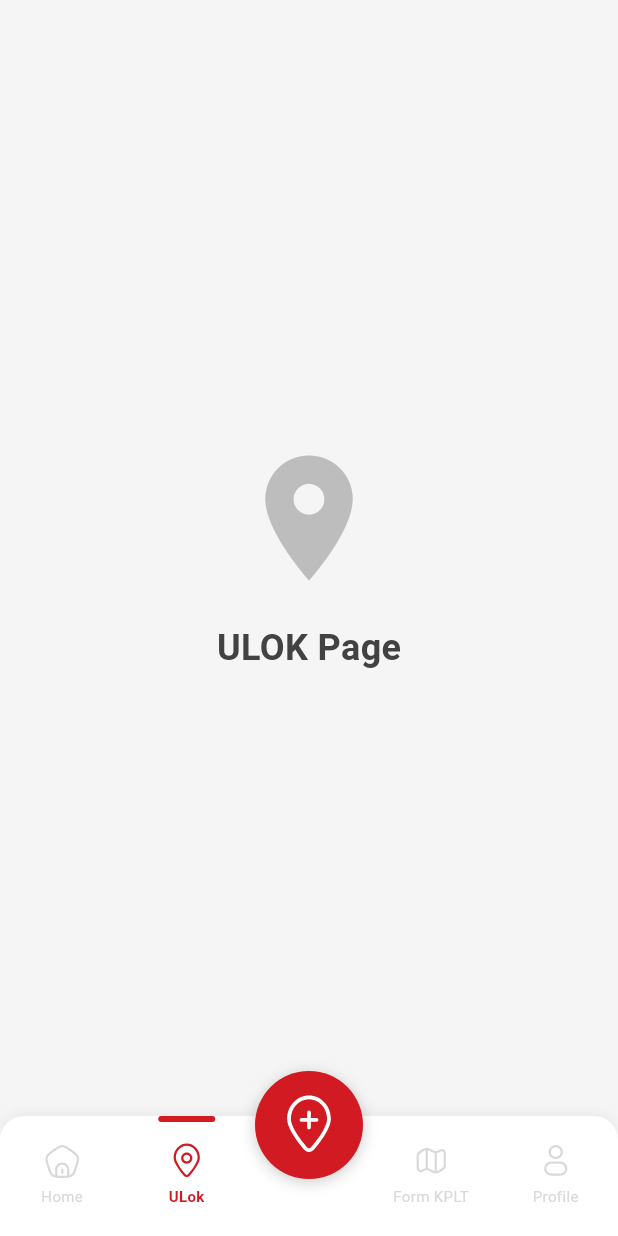
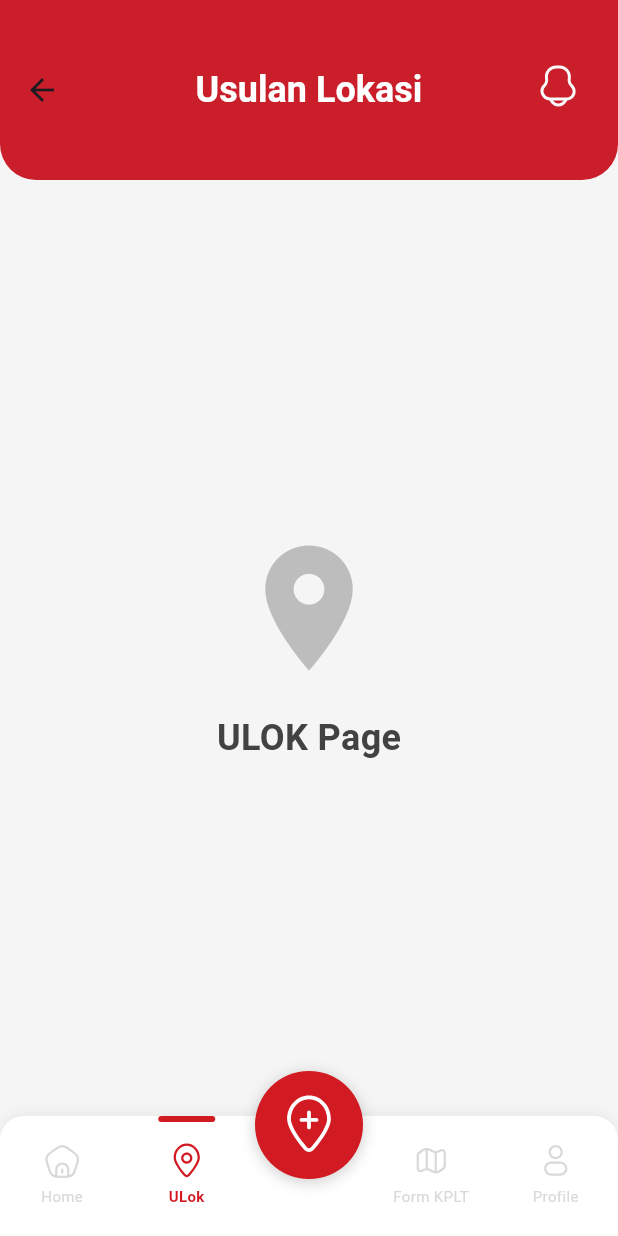
Before and after one commit to fridoustin/LocationApps_Midi, a Flutter app: the MainLayout screen opened directly, after a tap on "ULok", on a phone screen of 412 x 824 dp. Run offline on Flutter 3.47's test engine with Material 3 defaults, Android fonts, the phone set to English and light mode, and no system bars; our stand-ins replace flutter_dotenv, flutter_riverpod, flutter_svg, supabase_flutter; accounts and stored records are empty.

Commit message:
feat: make top bar

```diff
--- a/lib/core/widgets/main_layout.dart
+++ b/lib/core/widgets/main_layout.dart
@@ -1,24 +1,26 @@
 // ignore_for_file: deprecated_member_use
 
 import 'package:flutter/material.dart';
+import 'package:flutter_riverpod/flutter_riverpod.dart';
 import 'package:midi_location/core/constants/color.dart';
+import 'package:midi_location/core/widgets/topbar.dart';
+import 'package:midi_location/features/auth/presentation/providers/user_profile_provider.dart';
 import 'package:midi_location/features/form_kplt/presentation/pages/formkplt_screen.dart';
 import 'package:midi_location/features/home/presentation/pages/home_screen.dart';
 import 'package:midi_location/features/profile/presentation/pages/profile_screen.dart';
 import 'package:midi_location/features/ulok/presentation/pages/ulok_screen.dart';
 import 'package:midi_location/core/widgets/navigation/navigation_bar.dart';
 
-class MainLayout extends StatefulWidget {
+class MainLayout extends ConsumerStatefulWidget {
   final int currentIndex;
-  final PreferredSizeWidget? appBar;
 
-  const MainLayout({super.key, required this.currentIndex, this.appBar});
+  const MainLayout({super.key, this.currentIndex = 0});
 
   @override
-  State<MainLayout> createState() => _MainLayoutState();
+  ConsumerState<MainLayout> createState() => _MainLayoutState();
 }
 
-class _MainLayoutState extends State<MainLayout> {
+class _MainLayoutState extends ConsumerState<MainLayout> {
   late int _currentIndex;
 
   final List<Widget> _pages = const [
@@ -26,6 +28,13 @@ class _MainLayoutState extends State<MainLayout> {
     ULOKPage(),
     FormKPLTPage(),
     ProfilePage(),
+  ];
+
+  final List<String> _pageTitles = [
+    'Home',
+    'Usulan Lokasi',
+    'Form KPLT',
+    'Profile',
   ];
 
   @override
@@ -41,6 +50,7 @@ class _MainLayoutState extends State<MainLayout> {
 
   @override
   Widget build(BuildContext context) {
+    final userProfileAsync = ref.watch(userProfileProvider);
     return WillPopScope(
       onWillPop: () async {
         // kalau bukan di home, balik dulu ke home
@@ -51,7 +61,22 @@ class _MainLayoutState extends State<MainLayout> {
         return true;
       },
       child: Scaffold(
-        appBar: widget.appBar,
+        appBar: _currentIndex == 0
+          ? userProfileAsync.when(
+              data: (profile) => CustomTopBar.home(
+                branchName: profile?.branchName ?? 'Branch',
+              ),
+              loading: () => CustomTopBar.home(
+                branchName: 'Memuat...',
+              ),
+              error: (err, stack) => CustomTopBar.general(
+                title: 'Gagal Memuat Data',
+              ),
+            )
+          // Jika halaman lain
+          : CustomTopBar.general(
+              title: _pageTitles[_currentIndex],
+            ),
         body: IndexedStack(index: _currentIndex, children: _pages),
         bottomNavigationBar: NavigationBarWidget(
           currentIndex: _currentIndex,
--- /dev/null
+++ b/lib/core/widgets/topbar.dart
@@ -0,0 +1,154 @@
+// lib/core/widgets/custom_top_bar.dart
+
+import 'package:flutter/material.dart';
+import 'package:flutter_svg/flutter_svg.dart';
+import 'package:midi_location/core/constants/color.dart';
+
+enum TopBarType { home, general }
+
+class CustomTopBar extends StatelessWidget implements PreferredSizeWidget {
+  final TopBarType type;
+  final String? branchName;
+  final String? title;
+  final Widget? leadingWidget;
+  final VoidCallback? onNotificationTap;
+  final bool showNotificationButton;
+
+  const CustomTopBar({
+    super.key,
+    required this.type,
+    this.branchName,
+    this.title,
+    this.leadingWidget,
+    this.onNotificationTap,
+    this.showNotificationButton = true,
+  });
+
+  factory CustomTopBar.home({
+    required String branchName,
+    VoidCallback? onNotificationTap,
+  }) {
+    return CustomTopBar(
+      type: TopBarType.home,
+      branchName: branchName,
+      onNotificationTap: onNotificationTap,
+    );
+  }
+
+  factory CustomTopBar.general({
+    required String title,
+    Widget? leadingWidget,
+    bool showNotificationButton = true,
+  }) {
+    return CustomTopBar(
+        type: TopBarType.general,
+        title: title,
+        leadingWidget: leadingWidget,
+        showNotificationButton: showNotificationButton);
+  }
+
+  @override
+  Widget build(BuildContext context) {
+    return Stack(
+      children: [
+        (type == TopBarType.home)
+            ? _buildHomeTopBar(context)
+            : _buildGeneralTopBar(context),
+
+        if (showNotificationButton)
+          Positioned(
+            top: MediaQuery.of(context).padding.top + 42,
+            right: 24,
+            child: GestureDetector(
+              onTap: onNotificationTap,
+              child: SvgPicture.asset(
+                'assets/icons/notifikasi.svg',
+                width: 32,
+              ),
+            ),
+          ),
+      ],
+    );
+  }
+
+  Widget _buildHomeTopBar(BuildContext context) {
+    return AppBar(
+      backgroundColor: AppColors.primaryColor,
+      elevation: 2,
+      automaticallyImplyLeading: false,
+      shape: const RoundedRectangleBorder(
+        borderRadius: BorderRadius.only(
+          bottomLeft: Radius.circular(24),
+          bottomRight: Radius.circular(24),
+        ),
+      ),
+      flexibleSpace: SafeArea(
+        child: Padding(
+          padding: const EdgeInsets.fromLTRB(24, 16, 24, 16),
+          child: Column(
+            mainAxisAlignment: MainAxisAlignment.center,
+            crossAxisAlignment: CrossAxisAlignment.start,
+            children: [
+              Image.asset(
+                'assets/pic/alfamidilogohd.png',
+                width: 200,
+              ),
+              const SizedBox(height: 24),
+              Row(
+                children: [
+                  SvgPicture.asset(
+                    'assets/icons/location.svg',
+                    width: 20,
+                    colorFilter: const ColorFilter.mode(Colors.white, BlendMode.srcIn),
+                  ),
+                  const SizedBox(width: 6),
+                  Text(
+                    branchName ?? 'Memuat...',
+                    style: const TextStyle(
+                      color: Colors.white,
+                      fontSize: 16,
+                      fontWeight: FontWeight.w500,
+                    ),
+                  ),
+                ],
+              ),
+            ],
+          ),
+        ),
+      ),
+    );
+  }
+
+  Widget _buildGeneralTopBar(BuildContext context) {
+    return AppBar(
+      centerTitle: true,
+      title: Text(
+        title ?? '',
+        style: const TextStyle(
+          color: Colors.white,
+          fontSize: 24,
+          fontWeight: FontWeight.bold,
+        ),
+      ),
+      leading: leadingWidget,
+      backgroundColor: AppColors.primaryColor,
+      elevation: 2,
+      shape: const RoundedRectangleBorder(
+        borderRadius: BorderRadius.only(
+          bottomLeft: Radius.circular(24),
+          bottomRight: Radius.circular(24),
+        ),
+      ),
+      toolbarHeight: preferredSize.height,
+    );
+  }
+
+  @override
+  Size get preferredSize {
+    if (type == TopBarType.home) {
+      return const Size.fromHeight(160);
+    } else {
+      return const Size.fromHeight(120);
+    }
+  }
+}
--- /dev/null
+++ b/lib/features/auth/presentation/providers/user_profile_provider.dart
@@ -0,0 +1,47 @@
+// lib/features/auth/presentation/providers/user_profile_provider.dart
+
+import 'package:flutter_riverpod/flutter_riverpod.dart';
+import 'package:midi_location/features/auth/presentation/providers/auth_provider.dart';
+
+class UserProfileData {
+  final String name;
+  final String branchName;
+
+  UserProfileData({required this.name, required this.branchName});
+}
+
+final userProfileProvider = FutureProvider<UserProfileData?>((ref) async {
+  final supabase = ref.watch(supabaseClientProvider);
+  final user = supabase.auth.currentUser;
+
+  if (user == null) return null;
+
+  try {
+    // Inilah query join yang Anda maksud
+    final userResponse = await supabase
+        .from('users')
+        .select('nama, branch_id')
+        .eq('id', user.id)
+        .single();
+
+    final userName = userResponse['nama'] as String;
+    final branchId = userResponse['branch_id'] as String?;
+
+    if (branchId == null) {
+      throw Exception('User ini tidak memiliki data cabang (branch_id is null).');
+    }
+
+    final branchResponse = await supabase
+        .from('branch')
+        .select('nama')
+        .eq('id', branchId)
+        .single();
+
+    final branchName = branchResponse['nama'] as String;
+    return UserProfileData(name: userName, branchName: branchName);
+
+  } catch (e) {
+    print('GAGAL QUERY PROFIL DENGAN ERROR: $e');
+    throw Exception('Gagal memuat data profil.');
+  }
+});
--- a/lib/features/home/presentation/pages/home_screen.dart
+++ b/lib/features/home/presentation/pages/home_screen.dart
@@ -11,12 +11,7 @@ class HomePage extends ConsumerWidget {
   @override
   // 3. Tambahkan WidgetRef ref pada method build
   Widget build(BuildContext context, WidgetRef ref) {
-    return Scaffold( // Bungkus dengan Scaffold agar terlihat lebih baik
-      appBar: AppBar(
-        title: const Text('Home'),
-        backgroundColor: Colors.red[400],
-      ),
-      body: Center(
+    return Center(
       child: Column(
         mainAxisAlignment: MainAxisAlignment.center,
         children: [
@@ -46,7 +41,6 @@ class HomePage extends ConsumerWidget {
           ),
         ],
       ),
-      ),
     );
   }
 }
--- a/pubspec.yaml
+++ b/pubspec.yaml
@@ -70,6 +70,9 @@ flutter:
     - assets/icons/profile.svg
     - assets/icons/addulok.svg
     - assets/icons/error.svg
+    - assets/pic/topbarlogo.png
+    - assets/icons/notifikasi.svg
+    - assets/pic/alfamidilogohd.png
     - /Users/fridoustin/MBER/midi_location/assets/pic/alfamididown.png
   #   - images/a_dot_burr.jpeg
   #   - images/a_dot_ham.jpeg
```
Also changed, not shown: assets/icons/notifikasi.svg (added), assets/pic/alfamidilogohd.png (added), assets/pic/topbarlogo.png (added). Lines whose indentation alone changed are shown as unchanged.
